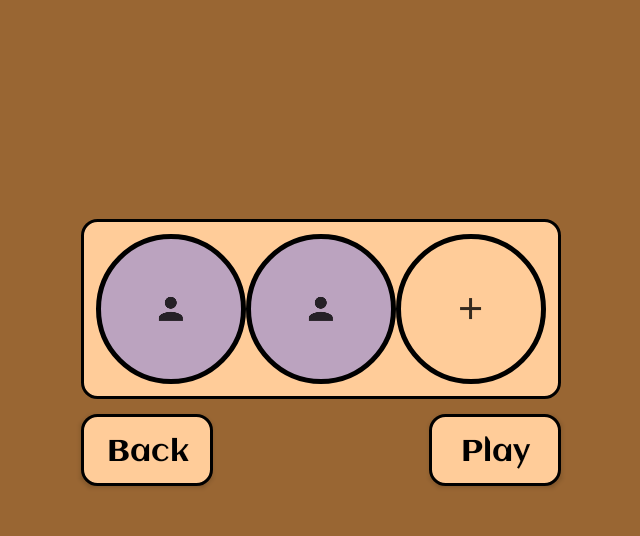
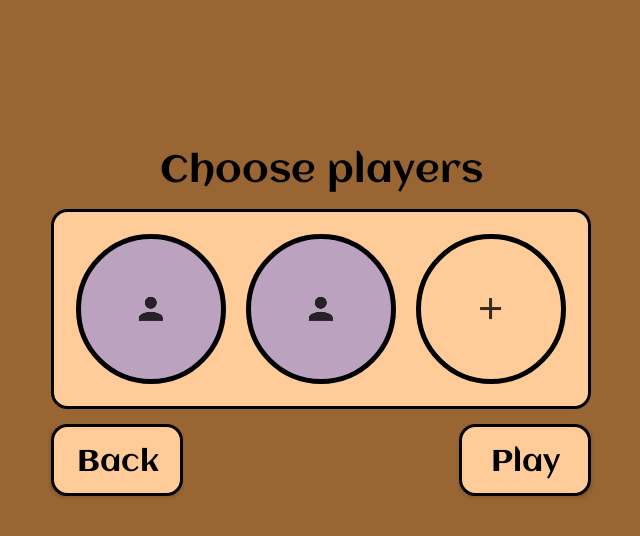
Before and after one commit to moevm/mse_customary_clone_of_Carcassonne, an Android app: the PlayersActivity screen opened directly, with no data from a screen before it, on a phone screen of 824 x 412 dp (held sideways). Shown: the top 536 px of the screen, without its empty margins (297-937 px from the left). Run offline under Robolectric (Android 15) with nearby library versions, the phone set to English and light mode, and no system bars.

Commit message:
menu update
- Небольшие фиксы

```diff
--- a/app/src/main/java/carcassonne/se/carcassonnecustomclone/PlayersActivity.kt
+++ b/app/src/main/java/carcassonne/se/carcassonnecustomclone/PlayersActivity.kt
@@ -1,12 +1,16 @@
 package carcassonne.se.carcassonnecustomclone
 
+import android.app.ActionBar
 import android.content.Intent
 import android.graphics.Color
 import android.graphics.drawable.GradientDrawable
 import android.support.v7.app.AppCompatActivity
 import android.os.Bundle
+import android.view.ContextThemeWrapper
 import android.view.View
+import android.view.ViewGroup
 import android.widget.ImageButton
+import android.widget.LinearLayout
 import kotlinx.android.synthetic.main.activity_players.*
 import java.util.*
 
@@ -65,6 +69,9 @@ class PlayersActivity : AppCompatActivity() {
     /*Добавляет кружок игрока в список*/
     fun addPlayerButton() {
         val newPlayer = ImageButton(this)
+        val params = LinearLayout.LayoutParams(LinearLayout.LayoutParams.WRAP_CONTENT, LinearLayout.LayoutParams.WRAP_CONTENT)
+        params.setMargins(10, 10, 10, 10)
+        newPlayer.layoutParams = params
         newPlayer.setImageResource(R.drawable.ic_player)
         newPlayer.setBackgroundResource(R.drawable.circle)
         val rnd = Random() // TODO: брать не рандомные цвета
@@ -87,6 +94,9 @@ class PlayersActivity : AppCompatActivity() {
     private fun addAddButton() {
         if(players.size < 6) {
             val newAddButton = ImageButton(this)
+            val params = LinearLayout.LayoutParams(LinearLayout.LayoutParams.WRAP_CONTENT, LinearLayout.LayoutParams.WRAP_CONTENT)
+            params.setMargins(10, 10, 10, 10)
+            newAddButton.layoutParams = params
             newAddButton.setImageResource(R.drawable.ic_add)
             newAddButton.setBackgroundResource(R.drawable.circle)
             newAddButton.id = R.id.addPlayerButton
--- a/app/src/main/res/layout/activity_players.xml
+++ b/app/src/main/res/layout/activity_players.xml
@@ -6,6 +6,19 @@
         android:layout_width="match_parent"
         android:layout_height="match_parent"
         tools:context=".PlayersActivity">
+
+
+
+    <TextView android:layout_width="wrap_content"
+              android:layout_height="wrap_content"
+              android:text="@string/title_players"
+              android:id="@+id/title"
+              style="@style/TitleText"
+              app:layout_constraintRight_toRightOf="parent"
+              app:layout_constraintLeft_toLeftOf="parent"
+              app:layout_constraintBottom_toTopOf="@id/playerArea"
+              android:layout_marginBottom="10dp"
+    />
 
     <Button
             style="@style/MenuButtonStyle"
--- a/app/src/main/res/values/strings.xml
+++ b/app/src/main/res/values/strings.xml
@@ -6,4 +6,5 @@
     <string name="button_back">Back</string>
     <string name="title_rules">Rules</string>
     <string name="title_info">About</string>
+    <string name="title_players">Choose players</string>
 </resources>
--- a/app/src/main/res/values/styles.xml
+++ b/app/src/main/res/values/styles.xml
@@ -49,7 +49,8 @@
     </style>
 
 
-    <style name="PlayerButton" parent="android:style/Widget.ImageButton">
-
+    <style name="PlayerButtonStyle" parent="android:style/Widget.ImageButton">
+        <item name="android:background">@drawable/circle</item>
+        <item name="android:layout_margin">10dp</item>
     </style>
 </resources>
```
Also changed, not shown: app/src/main/java/carcassonne/se/carcassonnecustomclone/InfoActivity.kt (+9 -0 lines), app/src/main/java/carcassonne/se/carcassonnecustomclone/RulesActivity.kt (+8 -0 lines), 1 other file.
